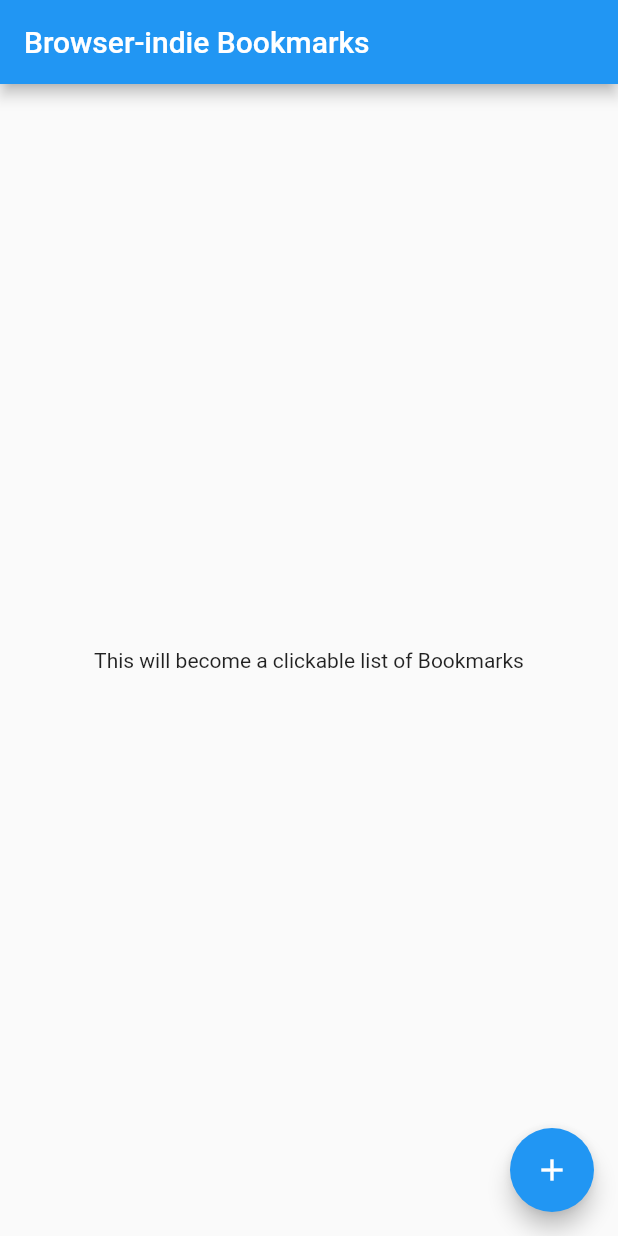
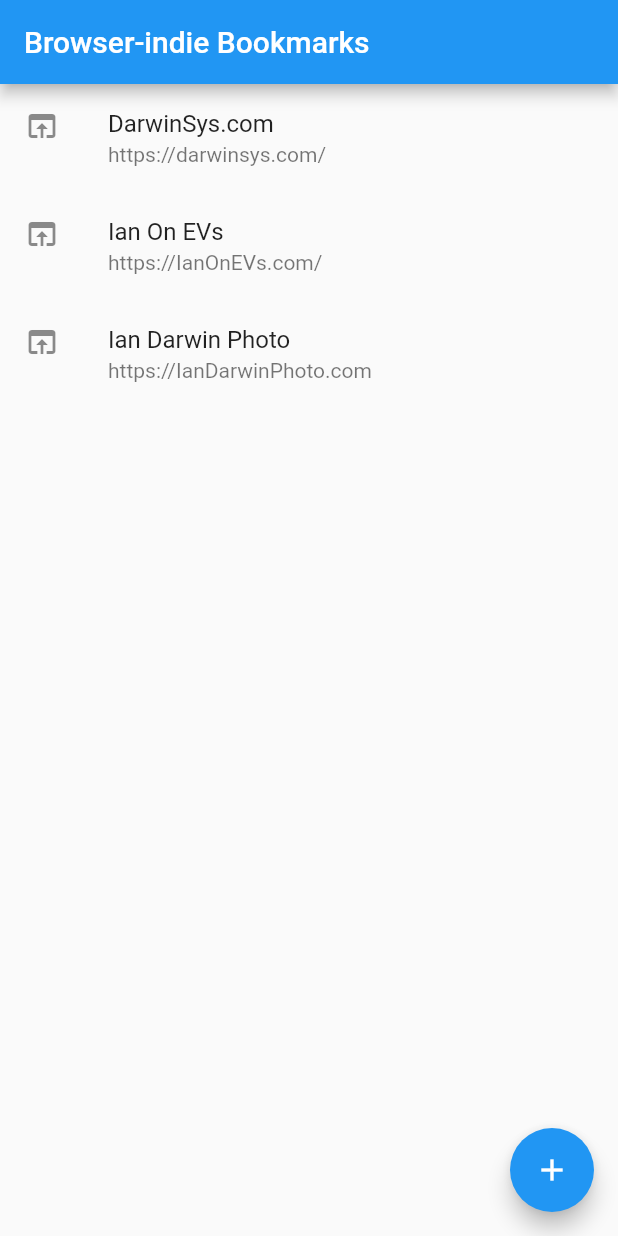
Before and after one commit to IanDarwin/bookmarks-flutter, a Flutter app: the screen it shows after launch, on a phone screen of 412 x 824 dp. Run offline on Flutter 3.47's test engine with Material 2 defaults, Android fonts, the phone set to English and light mode, and no system bars; missing offline and left inert: receive_sharing_intent.

Commit message:
Sketch of an actual list. Needs category chooser...
And the add function should return the bookmark, not shove it into the list,
so the receiver can insert it in setState().

```diff
--- a/lib/edit_page.dart
+++ b/lib/edit_page.dart
@@ -3,6 +3,7 @@ import 'dart:async';
 import 'package:receive_sharing_intent/receive_sharing_intent.dart';
 
 import 'model/Bookmark.dart';
+import 'main.dart' show listData;
 
 class EditPage extends StatefulWidget {
   const EditPage({super.key});
@@ -75,6 +76,8 @@ class EditPageState extends State<EditPage> {
                     autofocus: true,
                     autovalidateMode: AutovalidateMode.onUserInteraction,
                     validator: (s) => s!.startsWith("https://") ? null : "An 'HTTPS:' URL please",
+                    onChanged: (s) => _bookmark.url = s,
+                    onSaved: (s) => _bookmark.url = s,
                     controller: urlController)),
               ]),
               Row(children: [
@@ -119,6 +122,8 @@ class EditPageState extends State<EditPage> {
                     onPressed: () {
                       if (_formKey.currentState!.validate()) {
                         debugPrint("Save/Update($_bookmark)");
+                        listData.add(_bookmark);
+                        Navigator.of(context).pop();
                       } else {
                         FocusScope.of(context).requestFocus(_focusNode);
                       }
--- a/lib/main.dart
+++ b/lib/main.dart
@@ -1,11 +1,18 @@
 import 'package:flutter/material.dart';
 
 import 'edit_page.dart';
+import 'model/Bookmark.dart';
 
 /// This version of the app only provides an Edit/View page.
 /// The next version will likely have a ListView here.
 void main() => runApp(
     MaterialApp(home: const ListPage(title: "Browser-indie Bookmarks")));
+
+List<Bookmark> listData = [
+  Bookmark('tech', 'https://darwinsys.com/', 'DarwinSys.com'),
+  Bookmark('evs', 'https://IanOnEVs.com/', 'Ian On EVs'),
+  Bookmark('photog', 'https://IanDarwinPhoto.com', 'Ian Darwin Photo'),
+];
 
 /// A ListView-based StatefulWidget here,
 /// with the FAB set to + to open an EditPage.
@@ -23,19 +30,18 @@ class _ListPageState extends State<ListPage> {
   @override
   Widget build(BuildContext context) {
     debugPrint("In _ListPageState.build()");
-    return MaterialApp(home: Scaffold(
+    return Scaffold(
       appBar: AppBar(
         title: Text(widget.title),
       ),
-      body: Center(
-        child: Column(
-          mainAxisAlignment: MainAxisAlignment.center,
-          children: const <Widget>[
-            Text(
-              'This will become a clickable list of Bookmarks',
+      body:  ListView(
+          children: listData.map((bookmark) =>
+            ListTile(
+              leading: const Icon(Icons.open_in_browser_outlined),
+              title: Text(bookmark.text!),
+              subtitle: Text(bookmark.url!),
             ),
-          ],
-        ),
+          ).toList(),
       ),
       floatingActionButton: FloatingActionButton(
         onPressed: () =>
@@ -44,7 +50,6 @@ class _ListPageState extends State<ListPage> {
         tooltip: 'Add bookmark',
         child: const Icon(Icons.add),
       ),
-    ),
     );
   }
 }
```
Also changed, not shown: 1 other file.
